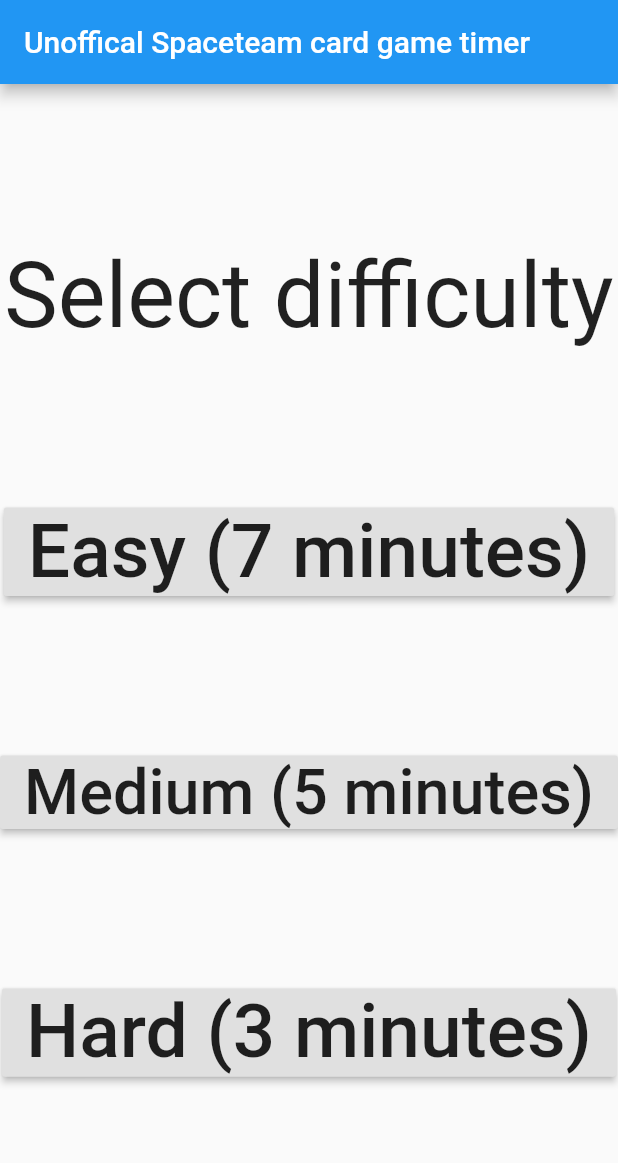
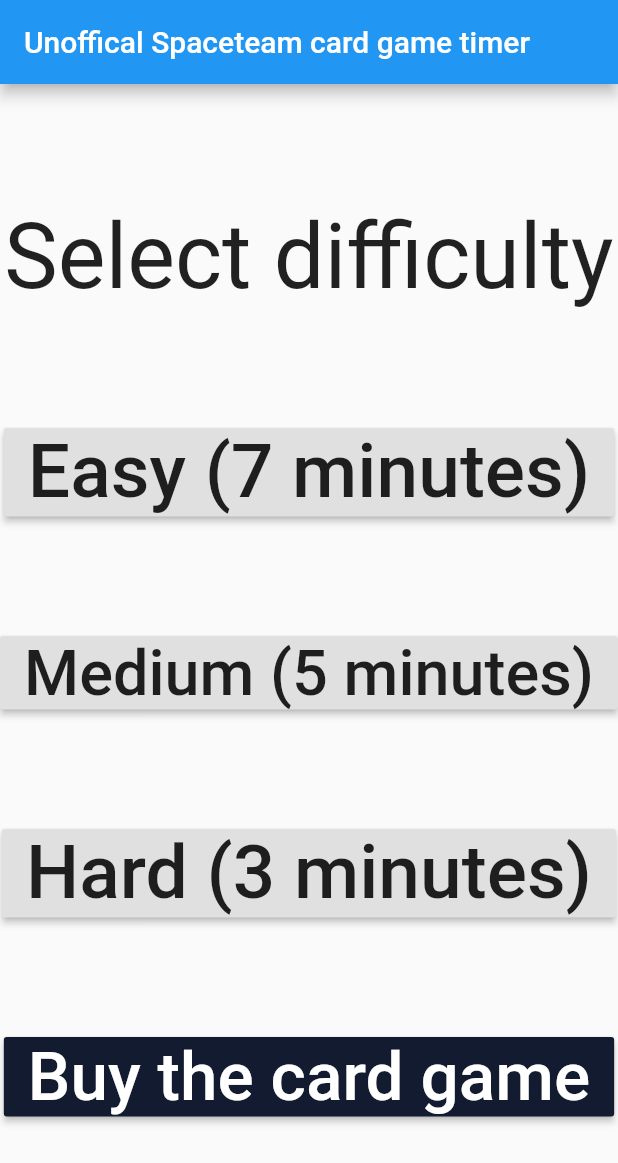
Before and after one commit to palfrey/spaceteam-timer, a Flutter app: the screen it shows after launch, on a phone screen of 412 x 824 dp. Shown: the top 1163 px of the screen. Run offline on Flutter 3.47's test engine with Material 2 defaults, Android fonts, the phone set to English and light mode, and no system bars; drawn by our look-alikes of auto_size_text; missing offline and left inert: flutter_sound.

Commit message:
Add card game buy button

```diff
--- a/lib/choose.dart
+++ b/lib/choose.dart
@@ -2,6 +2,7 @@ import 'package:flutter/material.dart';
 import 'difficulty.dart';
 import 'timer.dart';
 import 'package:auto_size_text/auto_size_text.dart';
+import 'package:url_launcher/url_launcher.dart';
 
 class TimerSelect extends StatelessWidget {
   void selectDifficulty(BuildContext context, Difficulty level) {
@@ -46,7 +47,17 @@ class TimerSelect extends StatelessWidget {
                       maxLines: 1, style: TextStyle(fontSize: 120.0)),
                   onPressed: () {
                     selectDifficulty(context, Difficulty.Hard);
-                  })
+                  }),
+              RaisedButton(
+                  color: Color.fromRGBO(0x12, 0x1b, 0x2f, 1),
+                  child: AutoSizeText('Buy the card game',
+                      maxLines: 1,
+                      style: TextStyle(
+                          fontSize: 120.0,
+                          color: Color.fromRGBO(255, 255, 255, 1))),
+                  onPressed: () {
+                    launch("https://www.playspaceteam.com/store/");
+                  }),
             ]))
       ]),
     );
--- a/pubspec.yaml
+++ b/pubspec.yaml
@@ -16,13 +16,12 @@ dependencies:
   flutter:
     sdk: flutter
 
-  # The following adds the Cupertino Icons font to your application.
-  # Use with the CupertinoIcons class for iOS style icons.
   cupertino_icons: ^0.1.2
   flutter_sound: ^1.2.1
   path_provider: ^0.4.1
   intl: ^0.15.7
   auto_size_text: ^0.3.0
+  url_launcher: ^4.0.3
 
 dev_dependencies:
   flutter_launcher_icons: "^0.7.0"
```
Also changed, not shown: pubspec.lock.
